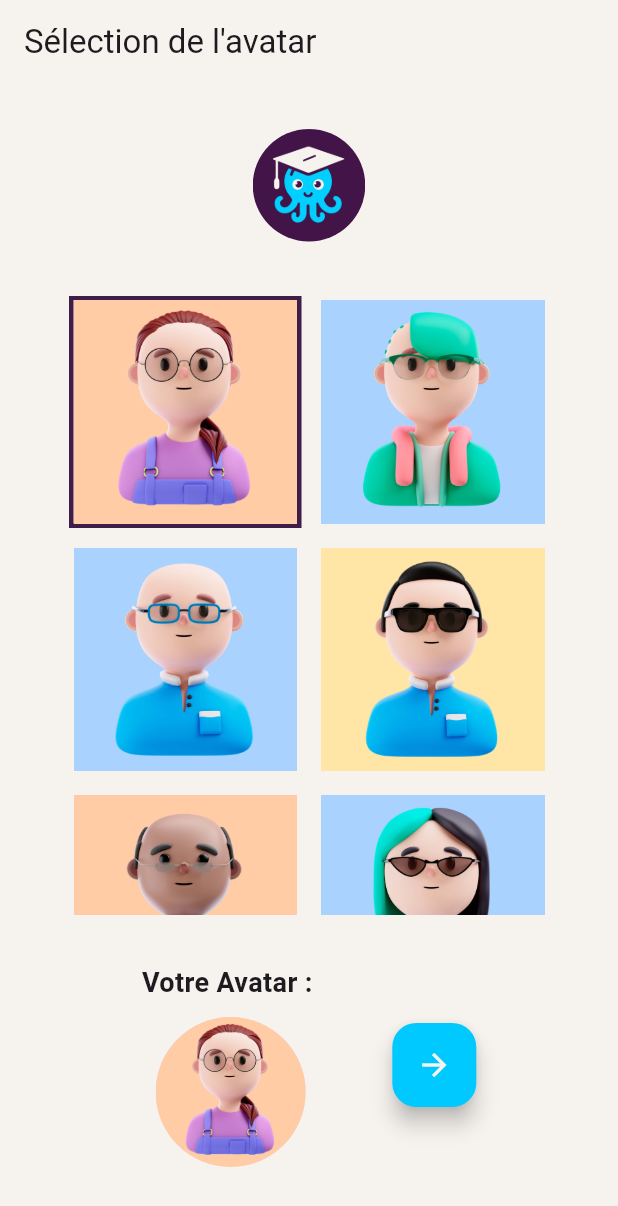
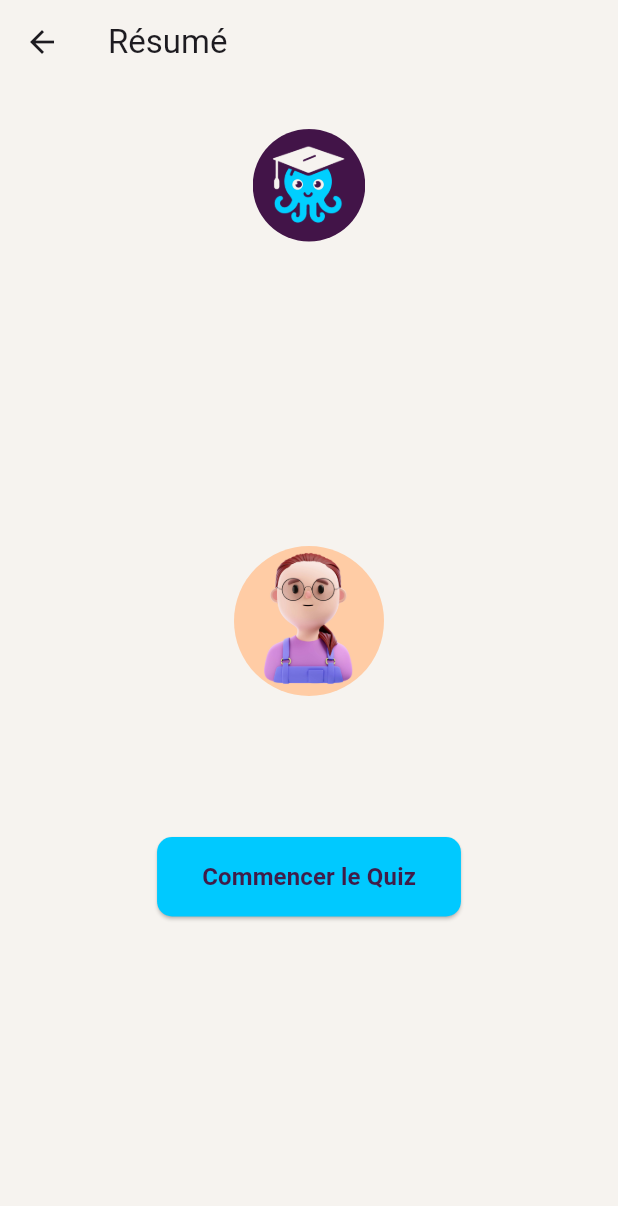
Before and after one commit to Skill-Guru/Mobile_skill-guru, a Flutter app: the AvatarSelectionScreen widget shown alone on an empty page, opened directly with empty values, after a tap on the "arrow forward" icon, on a phone screen of 412 x 824 dp. Shown: the top 1206 px of the screen. Run offline on Flutter 3.47's test engine with Material 3 defaults, Android fonts, the phone set to English and light mode, and no system bars.

Commit message:
add quizz page

```diff
--- a/lib/screens/avatar/avatar_selection.dart
+++ b/lib/screens/avatar/avatar_selection.dart
@@ -1,4 +1,5 @@
 import 'package:flutter/material.dart';
+import 'package:skill_guru/screens/before_quizz/quizz_page.dart';
 import 'package:skill_guru/widget/base_layout.dart';
 import 'package:skill_guru/constants/color_constants.dart';
 
@@ -94,15 +95,15 @@ class _AvatarSelectionScreenState extends State<AvatarSelectionScreen> {
                 FloatingActionButton(
                   onPressed: () {
                     // Naviguer vers la page récapitulative
-                    // Navigator.push(
-                    //   context,
-                    //   MaterialPageRoute(
-                    //     builder: (context) => RecapPage(
-                    //       avatarPath: selectedAvatar,
-                    //       username: widget.userName,
-                    //     ),
-                    //   ),
-                    // );
+                    Navigator.push(
+                      context,
+                      MaterialPageRoute(
+                        builder: (context) => QuizzPage(
+                          avatarPath: selectedAvatar,
+                          username: widget.userName,
+                        ),
+                      ),
+                    );
                   },
                   backgroundColor: ColorConstants.secondaryColor, // Couleur de fond du bouton
                   child: Icon(Icons.arrow_forward, color: ColorConstants.backgroundColor, ),
--- /dev/null
+++ b/lib/screens/before_quizz/quizz_page.dart
@@ -0,0 +1,56 @@
+import 'package:flutter/material.dart';
+import 'package:skill_guru/constants/color_constants.dart';
+import 'package:skill_guru/widget/base_layout.dart';
+import 'package:skill_guru/widget/custom_button.dart';
+
+class QuizzPage extends StatelessWidget {
+  final String avatarPath;
+  final String username;
+
+  QuizzPage({required this.avatarPath, required this.username});
+
+  @override
+  Widget build(BuildContext context) {
+    return BaseLayout(
+      title: "Résumé", // Titre de l'AppBar pour cette page
+      child: Padding(
+        padding: const EdgeInsets.all(30.0),
+        child: Column(
+          mainAxisAlignment: MainAxisAlignment.center, // Centrer verticalement
+          children: [
+            // Avatar sélectionné
+            ClipOval(
+              child: Image.asset(
+                avatarPath,
+                height: 100,
+                width: 100,
+                fit: BoxFit.cover,
+              ),
+            ),
+            SizedBox(height: 20),
+
+            // Afficher le pseudo de l'utilisateur
+            Text(
+              username, // Pseudo de l'utilisateur
+              style: TextStyle(
+                fontSize: 24,
+                fontWeight: FontWeight.bold,
+                color: ColorConstants.primaryColor,
+              ),
+            ),
+            SizedBox(height: 40),
+
+            // Bouton pour démarrer le quizz
+            CustomButton(
+              text: 'Commencer le Quiz', // Texte du bouton
+              onPressed: () {
+                // Action à effectuer lorsqu'on appuie sur le bouton
+                //Navigator.pushNamed(context, '/quizPage');
+              },
+            ),
+          ],
+        ),
+      ),
+    );
+  }
+}
--- a/lib/screens/home_screen.dart
+++ b/lib/screens/home_screen.dart
@@ -1,6 +1,7 @@
 import 'package:flutter/material.dart';
 import 'package:skill_guru/screens/name_select/views.dart';
 import 'package:skill_guru/widget/base_layout.dart';
+import 'package:skill_guru/widget/custom_button.dart';
 
 class HomeScreen extends StatelessWidget {
   @override
@@ -11,18 +12,18 @@ class HomeScreen extends StatelessWidget {
           mainAxisAlignment: MainAxisAlignment.center,
           children: <Widget>[
             Text(
-              'Welcome to Skill Guru!',
+              'Bienvenue sur Skill Guru!',
               style: TextStyle(fontSize: 24),
             ),
             SizedBox(height: 20),
-            ElevatedButton(
+            CustomButton(
+              text: 'Commencer',
               onPressed: () {
                 Navigator.push(
                   context,
                   MaterialPageRoute(builder: (context) => NameSelect()),
                 );
               },
-              child: Text('Get Started'),
             ),
             SizedBox(height: 20),
           ],
--- a/lib/widget/base_layout.dart
+++ b/lib/widget/base_layout.dart
@@ -1,6 +1,5 @@
 import 'package:flutter/material.dart';
 import 'package:skill_guru/constants/color_constants.dart';
-
 
 class BaseLayout extends StatelessWidget {
   final Widget child;
@@ -20,7 +19,8 @@ class BaseLayout extends StatelessWidget {
       body: Padding(
         padding: const EdgeInsets.all(30.0), // Padding de 30
         child: Column(
-          crossAxisAlignment: CrossAxisAlignment.start,
+          mainAxisAlignment: MainAxisAlignment.center, // Centre le contenu verticalement
+          crossAxisAlignment: CrossAxisAlignment.center, // Centre le contenu horizontalement
           children: [
             Center(
               child: ClipOval(
@@ -34,7 +34,9 @@ class BaseLayout extends StatelessWidget {
             ),
             SizedBox(height: 20), // Espace entre le logo et le contenu
             Expanded(
-              child: child, // Contenu spécifique de chaque page
+              child: Center(
+                child: child, // Contenu spécifique de chaque page centré
+              ),
             ),
           ],
         ),
--- /dev/null
+++ b/lib/widget/custom_button.dart
@@ -0,0 +1,39 @@
+import 'package:flutter/material.dart';
+import 'package:skill_guru/constants/color_constants.dart'; // Assurez-vous d'importer vos constantes de couleurs
+
+class CustomButton extends StatelessWidget {
+  final String text; // Texte du bouton
+  final VoidCallback onPressed; // Fonction appelée lors de l'appui sur le bouton
+  final Color buttonColor; // Couleur de fond du bouton
+  final Color textColor; // Couleur du texte
+
+  // Constructeur du bouton réutilisable
+  CustomButton({
+    required this.text,
+    required this.onPressed,
+    this.buttonColor = ColorConstants.secondaryColor, // Couleur par défaut du bouton
+    this.textColor = ColorConstants.primaryColor, // Couleur par défaut du texte
+  });
+
+  @override
+  Widget build(BuildContext context) {
+    return ElevatedButton(
+      onPressed: onPressed, // Action à exécuter lors de l'appui
+      style: ElevatedButton.styleFrom(
+        backgroundColor: buttonColor, // Couleur de fond
+        padding: EdgeInsets.symmetric(vertical: 15.0, horizontal: 30.0), // Padding du bouton
+        shape: RoundedRectangleBorder(
+          borderRadius: BorderRadius.circular(10.0), // Bordures arrondies
+        ),
+      ),
+      child: Text(
+        text,
+        style: TextStyle(
+          color: textColor, // Couleur du texte
+          fontSize: 16.0,
+          fontWeight: FontWeight.bold,
+        ),
+      ),
+    );
+  }
+}
```
